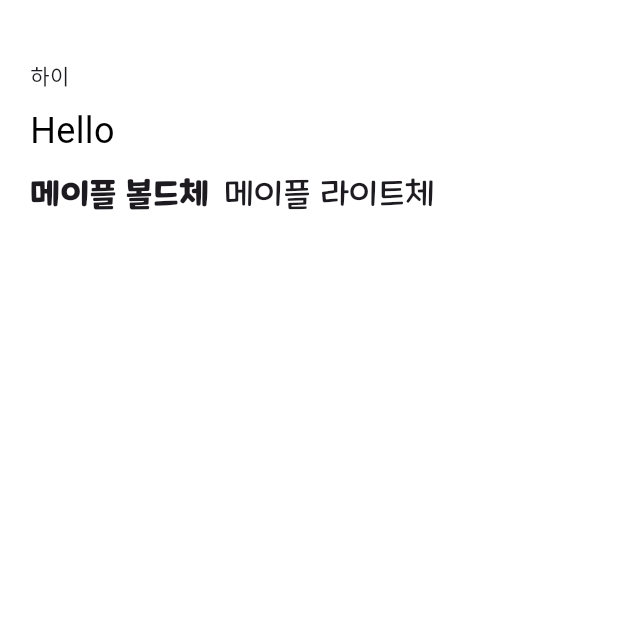
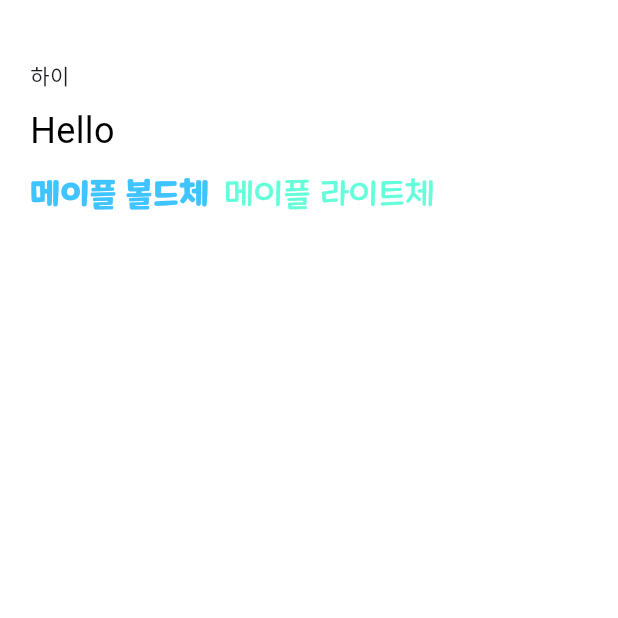
Before and after one commit to cjy2103/Flutter, a Flutter app: the screen it shows after launch, on a phone screen of 412 x 824 dp, the top half of it. Run offline on Flutter 3.47's test engine with Material 3 defaults, Android fonts, the phone set to English and light mode, and no system bars.

Commit message:
플러터(Flutter) 기초 - 텍스트 (Text) ( v )

```diff
--- a/TODOList.txt
+++ b/TODOList.txt
@@ -3,6 +3,8 @@
 플러터(Flutter) - Empty View 만들기 / 빈 화면 만들기 ( v )
 
 플러터(Flutter) - 리소스 파일 저장하기 / 폰트 파일 관리 / assets 폴더 ( v )
+
+플러터(Flutter) 기초 - 텍스트 (Text) ( v )
 
 
 
--- a/basic/text/lib/main.dart
+++ b/basic/text/lib/main.dart
@@ -30,13 +30,15 @@ class MainApp extends StatelessWidget {
                 children: [
                   Text("메이플 볼드체", style: TextStyle(
                     fontSize: 22,
-                    fontFamily: 'MapleStoryBold'
+                    fontFamily: 'MapleStoryBold',
+                    color: Colors.lightBlueAccent
                     )
                   ),
                   SizedBox(width: 10),
                   Text("메이플 라이트체", style: TextStyle(
                     fontSize: 22,
-                    fontFamily: 'MapleStoryLight'
+                    fontFamily: 'MapleStoryLight',
+                    color: Colors.tealAccent
                     )
                   )
                 ],
```
